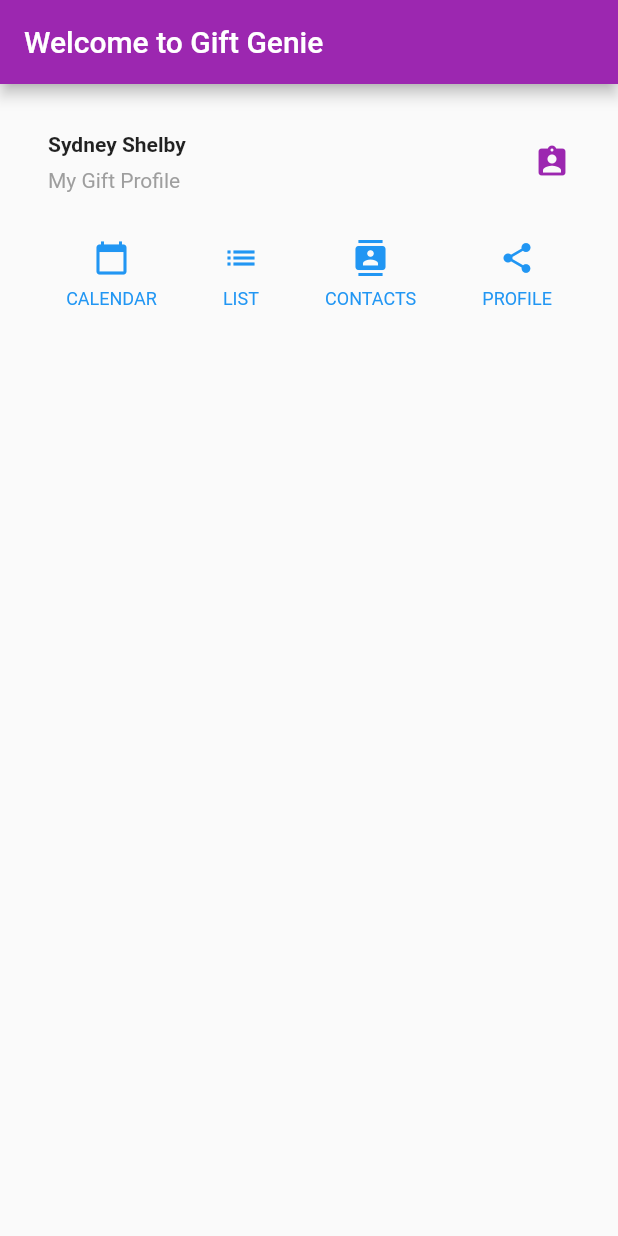
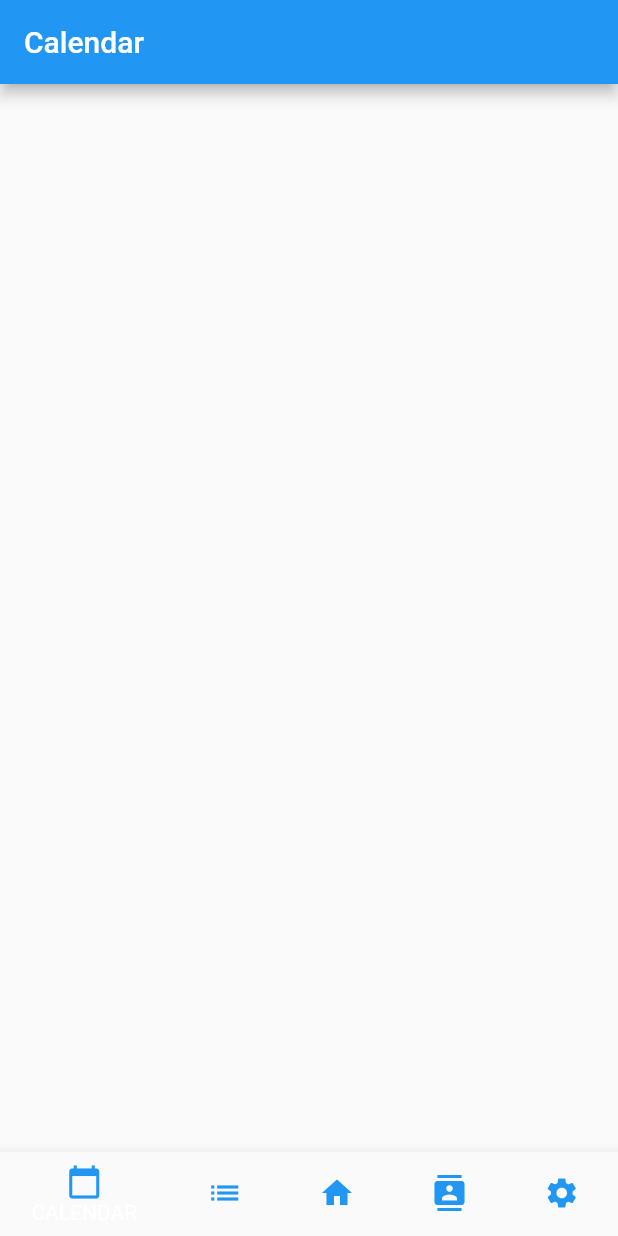
Before and after one commit to abbypro/TheGivers, a Flutter app: the screen it shows after launch, on a phone screen of 412 x 824 dp. Run offline on Flutter 3.47's test engine with Material 2 defaults, Android fonts, the phone set to English and light mode, and no system bars.

Commit message:
Restructure app

```diff
--- /dev/null
+++ b/gift_genie/lib/calendarPage.dart
@@ -0,0 +1,17 @@
+import 'package:flutter/material.dart';
+
+class CalendarPage extends StatefulWidget {
+  @override
+  State<StatefulWidget> createState() => CalendarPageState();
+}
+
+class CalendarPageState extends State<CalendarPage> {
+  @override
+  Widget build(BuildContext context) {
+    return Scaffold(
+      appBar: AppBar(
+        title: Text('Calendar'),
+      ),
+    );
+  }
+}
--- a/gift_genie/lib/main.dart
+++ b/gift_genie/lib/main.dart
@@ -1,5 +1,10 @@
 import 'package:flutter/material.dart';
 import 'user.dart';
+import 'calendarPage.dart';
+import 'contactPage.dart';
+import 'homePage.dart';
+import 'profilePage.dart';
+import 'listPage.dart';
 
 //tells main to run MyApp class
 void main() => runApp(MyApp());
@@ -12,150 +17,89 @@ class MyApp extends StatelessWidget {
 
     return MaterialApp(
       title: 'Gift Genie', //im unclear of what this is. page title?
-      home: HomePage(title: "Welcome to Gift Genie",)
+      home: BottomNavigationWidget(),
     );
   }
 }
 
-class HomePage extends StatefulWidget {
+class BottomNavigationWidget extends StatefulWidget {
+  @override
+  State<StatefulWidget> createState() => BottomNavigationWidgetState();
+}
 
-  final String title;
-
-  HomePage({Key key, this.title}): super(key: key);
+class BottomNavigationWidgetState extends State<BottomNavigationWidget> {
+  final _bottomNavigationColor = Colors.blue;
+  int _currentIndex = 0;
+  List<Widget> pages = List<Widget>();
 
   @override
-  _HomePageState createState() => _HomePageState();
-
+  void initState() {
+    pages.add(CalendarPage());
+    pages.add(ListPage());
+    pages.add(HomePage());
+    pages.add(ContactPage());
+    pages.add(ProfilePage());
   }
 
-class _HomePageState extends State<HomePage> {
-
   @override
-
   Widget build(BuildContext context) {
-
-    //Title Section - 1
-    Widget titleSection = Container(
-      padding: const EdgeInsets.all(32.0), //setting size of title section ~kinda
-
-      child: new Row(//here is the child, actually made of a list of 2 children
-        children: [
-          new Expanded(
-            /*1*/
-            child: Column(//1st child is a column with two children (rows)
-              crossAxisAlignment: CrossAxisAlignment.start,//allginment
-              children: [
-                /*2*/
-                Container(
-                  padding: const EdgeInsets.only(bottom: 8.0), //allignment
-
-                  child: Text(
-                    'Sydney Shelby',
-                    style: TextStyle(
-                      fontWeight: FontWeight.bold,
+    return Scaffold(
+      bottomNavigationBar: BottomNavigationBar(
+        items: [
+          BottomNavigationBarItem(
+              icon: Icon(
+                Icons.calendar_today,
+                color: _bottomNavigationColor,
               ),
+              title: Text(
+                'CALENDAR',
+                style: TextStyle(color: _bottomNavigationColor),
+              )),
+          BottomNavigationBarItem(
+              icon: Icon(
+                Icons.list,
+                color: _bottomNavigationColor,
               ),
-
+              title: Text(
+                'LIST',
+                style: TextStyle(color: _bottomNavigationColor),
+              )),
+          BottomNavigationBarItem(
+              icon: Icon(
+                Icons.home,
+                color: _bottomNavigationColor,
               ),
-
-                Text(
-                  'My Gift Profile',
-                  style: TextStyle(
-                    color: Colors.grey[500],
+              title: Text(
+                'HOME',
+                style: TextStyle(color: _bottomNavigationColor),
+              )),
+          BottomNavigationBarItem(
+              icon: Icon(
+                Icons.contacts,
+                color: _bottomNavigationColor,
               ),
+              title: Text(
+                'CONTACTS',
+                style: TextStyle(color: _bottomNavigationColor),
+              )),
+          BottomNavigationBarItem(
+              icon: Icon(
+                Icons.settings,
+                color: _bottomNavigationColor,
               ),
-
+              title: Text(
+                'PROFILE',
+                style: TextStyle(color: _bottomNavigationColor),
+              )),
         ],
+        currentIndex: _currentIndex,
+        onTap: (int index) {
+          setState(() {
+            _currentIndex = index;
+          });
+        },
       ),
-          ),
-          /*3*/
-
-          Icon( //2nd child
-            Icons.assignment_ind, //profile symbol
-            color: Colors.purple[500],
-          ),
-
-        ],
-      ),
-    );
-
-    //Button Section - 2
-    Column buildButtonColumn(IconData icon, String label) {
-      Color color = Theme.of(context).primaryColor;
-      return new Column(
-        mainAxisSize: MainAxisSize.min,
-        mainAxisAlignment: MainAxisAlignment.center,
-        children: [
-          new Icon(icon, color: color),
-          new Container(
-            margin: const EdgeInsets.only(top: 8.0),
-            child: new Text(
-              label,
-              style: new TextStyle(
-                fontSize: 12.0,
-                fontWeight: FontWeight.w400,
-                color: color,
-              ),
-            ),
-          ),
-        ],
+      body: pages[_currentIndex],
     );
   }
-
-    Widget buttonSection = new Container(
-      child: new Row(
-        mainAxisAlignment: MainAxisAlignment.spaceEvenly,
-        children: [
-          buildButtonColumn(Icons.calendar_today, 'CALENDAR'),
-          buildButtonColumn(Icons.list, 'LIST'),
-          buildButtonColumn(Icons.contacts, 'CONTACTS'),
-          buildButtonColumn(Icons.share, 'PROFILE'),
-        ],
-      ),
-    );
-
-
-    //Friend History Section - 3
-    //Row buildUpdateRow()
-
-    return Scaffold(
-      appBar: AppBar(
-          title: Text(widget.title), //title on top of app bar
-          backgroundColor: Colors.purple[500]
-      ),
-      body: new ListView(
-        children: [
-          titleSection, //calls the title section we made above
-          buttonSection,
-        ],
-      ),
-
-    );
-
 }
-}
-
-class UserUpdateEntry extends StatefulWidget {
-
-  final User user;
-
-  UserUpdateEntry(this.user);
-
-  @override
-  _UserUpdateEntryState createState() => _UserUpdateEntryState(user);
-
-}
-
-class _UserUpdateEntryState extends State<UserUpdateEntry> {
-
-  User user;
-
-  _UserUpdateEntryState(this.user);
-
-  Widget build(BuildContext context) {
-
-    return Text(widget.user.name);
-
-  }
-
-}
```
Also changed, not shown: gift_genie/lib/contactPage.dart (added, +17 -0 lines), gift_genie/lib/homePage.dart (added, +138 -0 lines), gift_genie/lib/listPage.dart (added, +17 -0 lines), gift_genie/lib/profilePage.dart (added, +17 -0 lines), gift_genie/lib/user.dart (+7 -2 lines), gift_genie/pubspec.yaml (+7 -2 lines), gift_genie/Images/userPic.png (added), 1 other file. Lines whose indentation alone changed are shown as unchanged.
